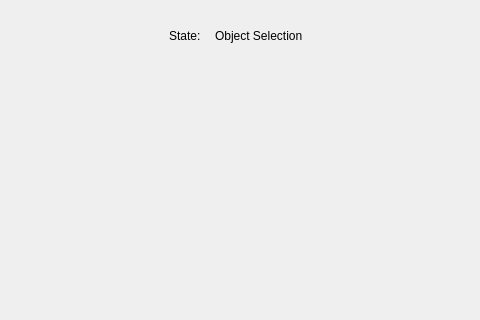
Old version of the form ui/BCI/BCIControlWindowBase.ui in the repository CURG-archive/graspit_bci; both pictures show x 515 to 995 and y 0 to 320 of the 995 by 629 pixel window.
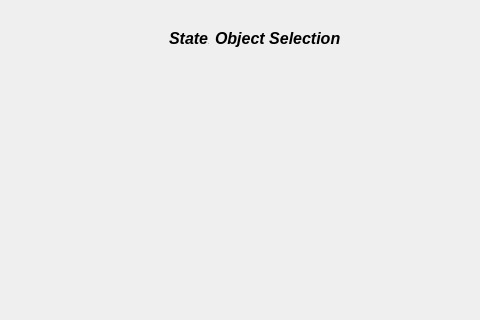
New version of the form. Custom widgets are drawn as their Qt base class.

What changed in the file:
```diff
--- a/ui/BCI/BCIControlWindowBase.ui
+++ b/ui/BCI/BCIControlWindowBase.ui
@@ -56,6 +56,14 @@
              <height>16777215</height>
             </size>
            </property>
+           <property name="font">
+            <font>
+             <pointsize>12</pointsize>
+             <weight>75</weight>
+             <italic>true</italic>
+             <bold>true</bold>
+            </font>
+           </property>
            <property name="text">
             <string>State:</string>
            </property>
@@ -63,6 +71,14 @@
          </item>
          <item>
           <widget class="QLabel" name="currentState">
+           <property name="font">
+            <font>
+             <pointsize>12</pointsize>
+             <weight>75</weight>
+             <italic>true</italic>
+             <bold>true</bold>
+            </font>
+           </property>
            <property name="text">
             <string>Object Selection</string>
            </property>
```
